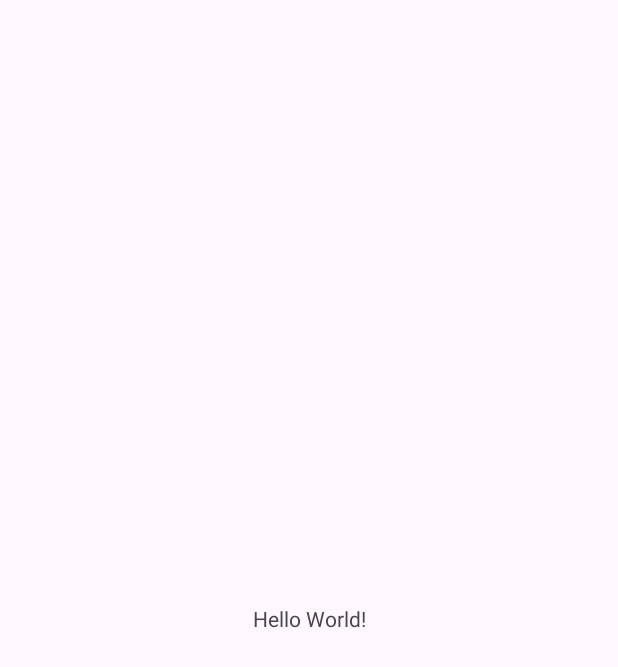
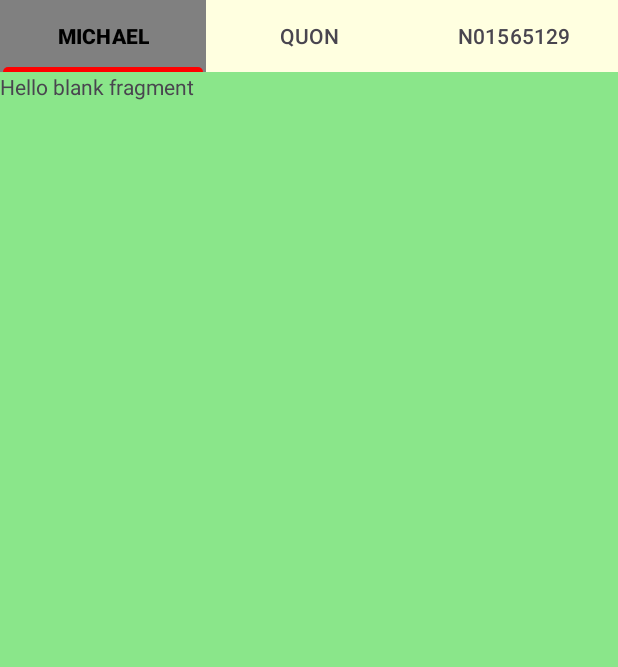
Before and after one commit to Michael-Quon/Android-Studio-MidTerm, an Android app: the screen it shows after launch (QuonActivity), on a phone screen of 412 x 824 dp. Before the commit the part shown is almost empty. Shown: the top 667 px of the screen. Run offline under Robolectric (Android 15) with nearby library versions, the phone set to English and light mode, and no system bars.

Commit message:
Added the tabs from lab 6 using the ViewPagerAdapter.java, renamed the tabs with using a switch. And added the background colours for the fragments

```diff
--- a/MichaelModuleMid/src/main/java/michael/quon/n01565129/QuonActivity.java
+++ b/MichaelModuleMid/src/main/java/michael/quon/n01565129/QuonActivity.java
@@ -1,8 +1,17 @@
+// Michael Quon N01565129
 package michael.quon.n01565129;
 
 import androidx.appcompat.app.AppCompatActivity;
+import androidx.fragment.app.Fragment;
+import androidx.viewpager2.widget.ViewPager2;
 
 import android.os.Bundle;
+import android.widget.TextView;
+
+import com.google.android.material.tabs.TabLayout;
+import com.google.android.material.tabs.TabLayoutMediator;
+
+import java.util.ArrayList;
 
 public class QuonActivity extends AppCompatActivity {
 
@@ -10,5 +19,34 @@ public class QuonActivity extends AppCompatActivity {
     protected void onCreate(Bundle savedInstanceState) {
         super.onCreate(savedInstanceState);
         setContentView(R.layout.activity_main);
+
+        ArrayList<Fragment> fragmentList = new ArrayList<>();
+        fragmentList.add(new MichaelFragment());
+        fragmentList.add(new QuonFragment());
+        fragmentList.add(new N01565129Fragment());
+
+        ViewPager2 viewPager = findViewById(R.id.MichaelviewPager);
+        viewPager.setAdapter(new ViewPagerAdapter(this, fragmentList));
+
+        // Disable swiping
+        viewPager.setUserInputEnabled(false);
+
+        TabLayout tabLayout = findViewById(R.id.MichaeltabLayout);
+        new TabLayoutMediator(tabLayout, viewPager,
+                (tab, position) -> {
+                    // changed the tab name
+                    switch (position) {
+                        case 0:
+                            tab.setText(R.string.michael);
+                            break;
+                        case 1:
+                            tab.setText(R.string.quon);
+                            break;
+                        case 2:
+                            tab.setText(R.string.n01565129);
+                            break;
+                    }
+                }
+        ).attach();
     }
 }
--- /dev/null
+++ b/MichaelModuleMid/src/main/java/michael/quon/n01565129/ViewPagerAdapter.java
@@ -0,0 +1,29 @@
+// Michael Quon N01565129
+package michael.quon.n01565129;
+
+// ViewPagerAdapter.java
+import androidx.fragment.app.Fragment;
+import androidx.fragment.app.FragmentActivity;
+import androidx.viewpager2.adapter.FragmentStateAdapter;
+
+import java.util.ArrayList;
+
+public class ViewPagerAdapter extends FragmentStateAdapter {
+
+    private final ArrayList<Fragment> fragmentList;
+
+    public ViewPagerAdapter(FragmentActivity fragmentActivity, ArrayList<Fragment> fragmentList) {
+        super(fragmentActivity);
+        this.fragmentList = fragmentList;
+    }
+
+    @Override
+    public Fragment createFragment(int position) {
+        return fragmentList.get(position);
+    }
+
+    @Override
+    public int getItemCount() {
+        return fragmentList.size();
+    }
+}
--- /dev/null
+++ b/MichaelModuleMid/src/main/res/drawable/tab_background_selector.xml
@@ -0,0 +1,5 @@
+<?xml version="1.0" encoding="utf-8"?>
+<selector xmlns:android="http://schemas.android.com/apk/res/android">
+    <item android:color="@color/colorPrimary" android:drawable="@color/tabTextInactiveColor" android:state_selected="true" />
+    <item android:color="@color/colorPrimaryDark" android:drawable="@color/light_yellow" />
+</selector>
--- a/MichaelModuleMid/src/main/res/layout/activity_main.xml
+++ b/MichaelModuleMid/src/main/res/layout/activity_main.xml
@@ -1,18 +1,25 @@
 <?xml version="1.0" encoding="utf-8"?>
-<androidx.constraintlayout.widget.ConstraintLayout xmlns:android="http://schemas.android.com/apk/res/android"
-    xmlns:app="http://schemas.android.com/apk/res-auto"
-    xmlns:tools="http://schemas.android.com/tools"
+<RelativeLayout xmlns:android="http://schemas.android.com/apk/res/android"
     android:layout_width="match_parent"
     android:layout_height="match_parent"
-    tools:context=".QuonActivity">
+    xmlns:app="http://schemas.android.com/apk/res-auto">
 
-    <TextView
-        android:layout_width="wrap_content"
+    <com.google.android.material.tabs.TabLayout
+        android:id="@+id/MichaeltabLayout"
+        android:layout_width="match_parent"
         android:layout_height="wrap_content"
-        android:text="Hello World!"
-        app:layout_constraintBottom_toBottomOf="parent"
-        app:layout_constraintEnd_toEndOf="parent"
-        app:layout_constraintStart_toStartOf="parent"
-        app:layout_constraintTop_toTopOf="parent" />
+        app:tabSelectedTextColor="@color/black"
+        app:tabSelectedTextAppearance="@style/TabLayoutTextStyle"
+        app:tabIndicatorColor="@color/tabIndicatorColor"
+        app:tabIndicatorFullWidth="true"
+        style="@style/TabLayoutTextStyle"
+        app:tabBackground="@drawable/tab_background_selector"
+        android:layout_alignParentTop="true"/>
 
-</androidx.constraintlayout.widget.ConstraintLayout>
+    <androidx.viewpager2.widget.ViewPager2
+        android:id="@+id/MichaelviewPager"
+        android:layout_width="match_parent"
+        android:layout_height="match_parent"
+        android:layout_below="@id/MichaeltabLayout" />
+
+</RelativeLayout>
--- a/MichaelModuleMid/src/main/res/layout/fragment_michael.xml
+++ b/MichaelModuleMid/src/main/res/layout/fragment_michael.xml
@@ -1,9 +1,10 @@
 <?xml version="1.0" encoding="utf-8"?>
-<FrameLayout xmlns:android="http://schemas.android.com/apk/res/android"
+<androidx.constraintlayout.widget.ConstraintLayout xmlns:android="http://schemas.android.com/apk/res/android"
     xmlns:tools="http://schemas.android.com/tools"
     android:layout_width="match_parent"
     android:layout_height="match_parent"
-    tools:context=".MichaelFragment">
+    tools:context=".MichaelFragment"
+    android:background="@color/light_green">
 
     <!-- TODO: Update blank fragment layout -->
     <TextView
@@ -11,4 +12,4 @@
         android:layout_height="match_parent"
         android:text="@string/hello_blank_fragment" />
 
-</FrameLayout>
+</androidx.constraintlayout.widget.ConstraintLayout>
--- a/MichaelModuleMid/src/main/res/layout/fragment_n01565129.xml
+++ b/MichaelModuleMid/src/main/res/layout/fragment_n01565129.xml
@@ -1,9 +1,10 @@
 <?xml version="1.0" encoding="utf-8"?>
-<FrameLayout xmlns:android="http://schemas.android.com/apk/res/android"
+<androidx.constraintlayout.widget.ConstraintLayout xmlns:android="http://schemas.android.com/apk/res/android"
     xmlns:tools="http://schemas.android.com/tools"
     android:layout_width="match_parent"
     android:layout_height="match_parent"
-    tools:context=".N01565129Fragment">
+    tools:context=".N01565129Fragment"
+    android:background="@color/light_red">
 
     <!-- TODO: Update blank fragment layout -->
     <TextView
@@ -11,4 +12,4 @@
         android:layout_height="match_parent"
         android:text="@string/hello_blank_fragment" />
 
-</FrameLayout>
+</androidx.constraintlayout.widget.ConstraintLayout>
--- a/MichaelModuleMid/src/main/res/layout/fragment_quon.xml
+++ b/MichaelModuleMid/src/main/res/layout/fragment_quon.xml
@@ -1,9 +1,10 @@
 <?xml version="1.0" encoding="utf-8"?>
-<FrameLayout xmlns:android="http://schemas.android.com/apk/res/android"
+<androidx.constraintlayout.widget.ConstraintLayout xmlns:android="http://schemas.android.com/apk/res/android"
     xmlns:tools="http://schemas.android.com/tools"
     android:layout_width="match_parent"
     android:layout_height="match_parent"
-    tools:context=".QuonFragment">
+    tools:context=".QuonFragment"
+    android:background="@color/light_blue">
 
     <!-- TODO: Update blank fragment layout -->
     <TextView
@@ -11,4 +12,4 @@
         android:layout_height="match_parent"
         android:text="@string/hello_blank_fragment" />
 
-</FrameLayout>
+</androidx.constraintlayout.widget.ConstraintLayout>
--- a/MichaelModuleMid/src/main/res/values/colors.xml
+++ b/MichaelModuleMid/src/main/res/values/colors.xml
@@ -2,4 +2,18 @@
 <resources>
     <color name="black">#FF000000</color>
     <color name="white">#FFFFFFFF</color>
+    <color name="tabTextInactiveColor">#808080</color>
+    <color name="gray">#AFAFAF</color>
+    <color name="tabTextActiveColor">#ffffff</color>
+    <color name="tabIndicatorColor">#FF0000</color>
+    <color name="colorPrimary">#3F51B5</color>
+    <color name="colorPrimaryDark">#303F9F</color>
+    <color name="colorAccent">#FF4081</color>
+    <color name="light_yellow">#FFFFE0</color>
+    <color name="red">#FF0000</color>
+    <color name="dark_gray">#808080</color>
+    <color name="light_green">#8AE68A</color>
+    <color name="light_blue">#A7D7F6</color>
+    <color name="light_red">#F6454A</color>
+
 </resources>
--- a/MichaelModuleMid/src/main/res/values/strings.xml
+++ b/MichaelModuleMid/src/main/res/values/strings.xml
@@ -2,4 +2,11 @@
     <string name="app_name">MichaelMidTerm</string>
     <!-- TODO: Remove or change this placeholder text -->
     <string name="hello_blank_fragment">Hello blank fragment</string>
+    <string name="tab_michael">MICHAEL</string>
+    <string name="tab_quon">QUON</string>
+    <string name="tab_n01565129">N01565129</string>
+    <string name="michael_quon_id">Michael Quon N01565129</string>
+    <string name="michael">MICHAEL</string>
+    <string name="quon">QUON</string>
+    <string name="n01565129">N01565129</string>
 </resources>
--- a/MichaelModuleMid/src/main/res/values/themes.xml
+++ b/MichaelModuleMid/src/main/res/values/themes.xml
@@ -5,5 +5,16 @@
         <!-- <item name="colorPrimary">@color/my_light_primary</item> -->
     </style>
 
+    <style name="AppTheme" parent="Theme.AppCompat.Light.NoActionBar">
+        <!-- Customize your theme here. -->
+        <item name="colorPrimary">@color/colorPrimary</item>
+        <item name="colorPrimaryDark">@color/colorPrimaryDark</item>
+        <item name="colorAccent">@color/colorAccent</item>
+    </style>
+
     <style name="Theme.MichaelMidTerm" parent="Base.Theme.MichaelMidTerm" />
+
+    <style name="TabLayoutTextStyle" parent="TextAppearance.Design.Tab">
+        <item name="android:textStyle">bold</item>
+    </style>
 </resources>
```
